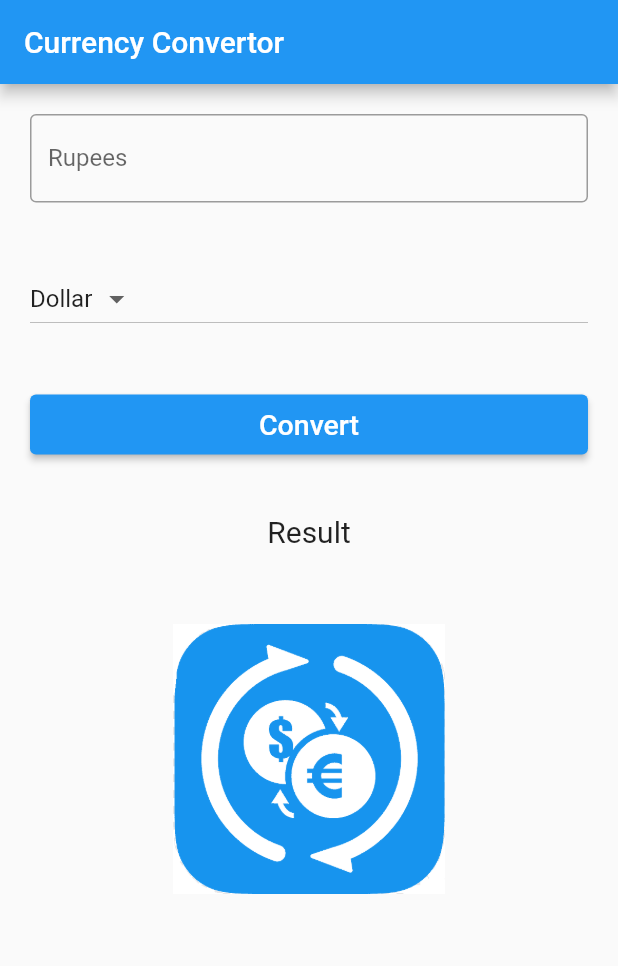
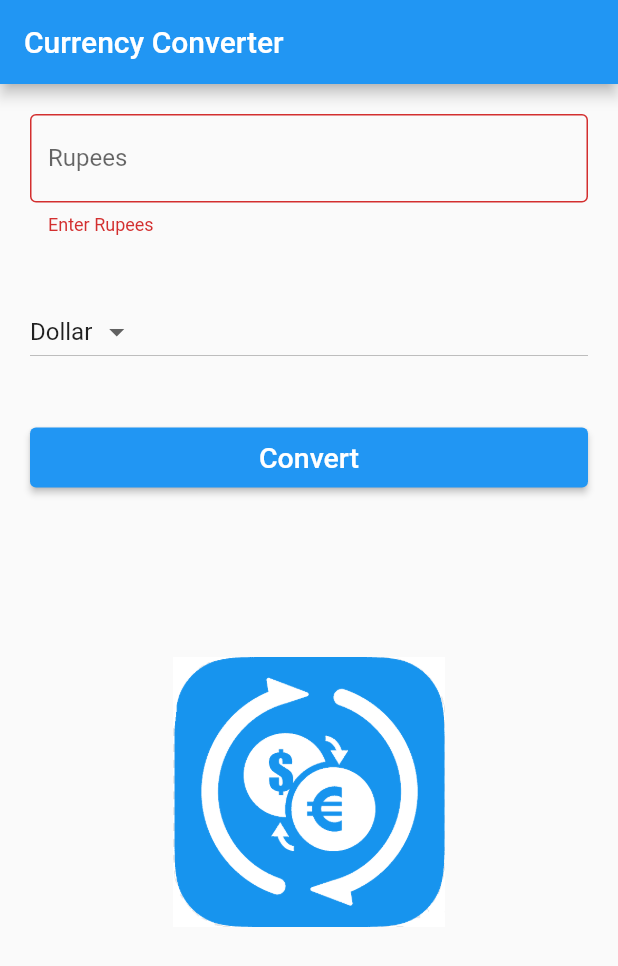
Before and after one commit to ritheshjarvis/flutter_currency_converter, a Flutter app: the screen it shows after launch, after a tap on "Convert", on a phone screen of 412 x 824 dp. Shown: the top 966 px of the screen. Run offline on Flutter 3.47's test engine with Material 2 defaults, Android fonts, the light colour scheme and no system bars.

Commit message:
Added functionality

```diff
--- a/lib/main.dart
+++ b/lib/main.dart
@@ -18,21 +18,38 @@ class Converter extends StatefulWidget {
 class ConverterState extends State<Converter> {
   var selectedVal = 'Dollar';
   var currencyType = ['Dollar', 'Pound'];
+  var _formKey = GlobalKey<FormState>();
+  var result = '';
+
+  TextEditingController rupeesController = TextEditingController();
 
   @override
   Widget build(BuildContext context) {
     return Scaffold(
       appBar: AppBar(
-        title: Text('Currency Convertor'),
+        title: Text('Currency Converter'),
       ),
       body: Form(
+        key: _formKey,
         child: ListView(
           children: [
             // Currency Edit Field - First (1) element ------------------------
             Padding(
                 padding: EdgeInsets.all(20.0),
                 child: TextFormField(
-                  validator: (val) {},
+                  controller: rupeesController,
+                  validator: (val) {
+                    val = val.trim().replaceAll(' ', '');
+                    if (val.isEmpty || val == null) {
+                      return 'Enter Rupees';
+                    } else if (val.contains(',') || val.contains('-')) {
+                      return 'Enter Rupees in digits';
+                    } else if (val.contains(' ')) {
+                      return 'Spaces are not allowed';
+                    }
+                    return null;
+                  },
+                  keyboardType: TextInputType.number,
                   decoration: InputDecoration(
                       labelText: 'Rupees',
                       hintText: 'Enter Rupees',
@@ -64,7 +81,14 @@ class ConverterState extends State<Converter> {
                     'Convert',
                     style: TextStyle(fontSize: 19.0),
                   ),
-                  onPressed: () {},
+                  onPressed: () {
+                    FocusScope.of(context).unfocus();
+                    setState(() {
+                      if (_formKey.currentState.validate()) {
+                        result = calculateResult();
+                      }
+                    });
+                  },
                 ),
               ),
             ),
@@ -72,12 +96,16 @@ class ConverterState extends State<Converter> {
             Padding(
                 padding: EdgeInsets.all(20.0),
                 child: Center(
+                  child: Container(
+                    // width: 300.0,
+                    // decoration: BoxDecoration(
+                    //     border: Border.all(color: Colors.blueAccent)),
                     child: Text(
-                  'Result',
+                      result,
                       style: TextStyle(fontSize: 20.0),
                     ),
                   ),
-            ),
+                )),
             // Image - Fifth (5) element ------------------------
             Padding(
               padding: EdgeInsets.all(30.0),
@@ -94,4 +122,16 @@ class ConverterState extends State<Converter> {
       ),
     );
   }
+
+  String calculateResult() {
+    print("--->");
+    double rupees =
+        double.parse(rupeesController.text.trim().replaceAll(' ', ''));
+    if (selectedVal == 'Dollar') {
+      return '${(rupees / 74.14).toStringAsFixed(2)} Dollars';
+    } else if (selectedVal == 'Pound') {
+      return '${(rupees / 102.40).toStringAsFixed(2)} Pounds';
     }
+    return null;
+  }
+}
```
Lines whose indentation alone changed are shown as unchanged.
